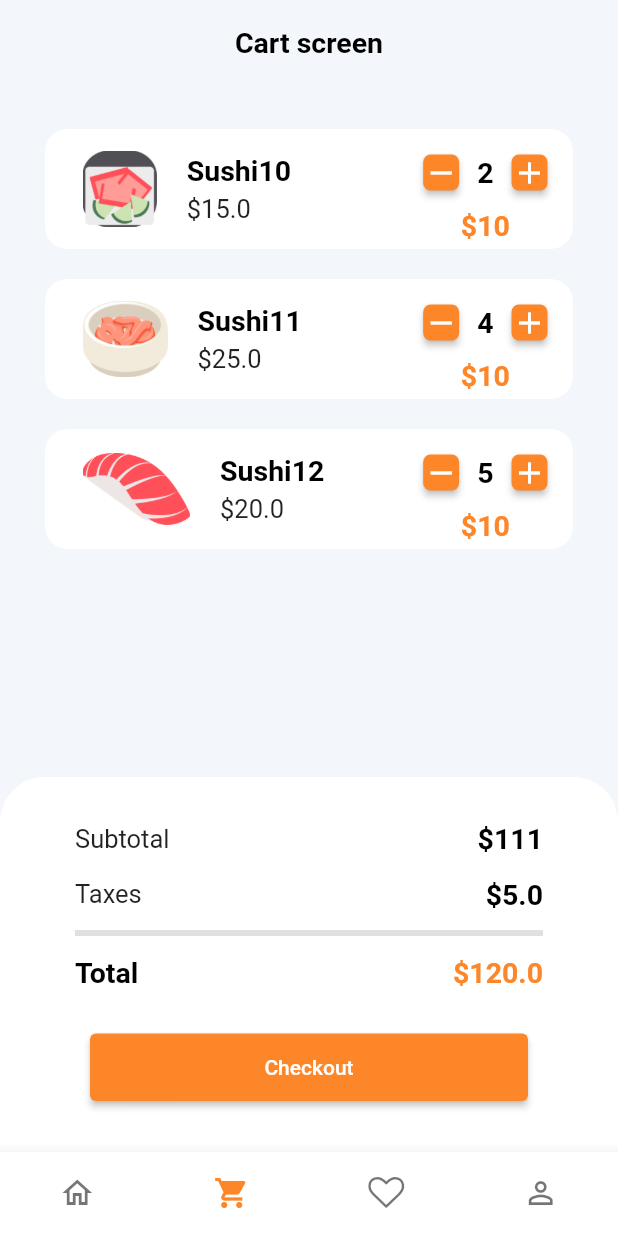
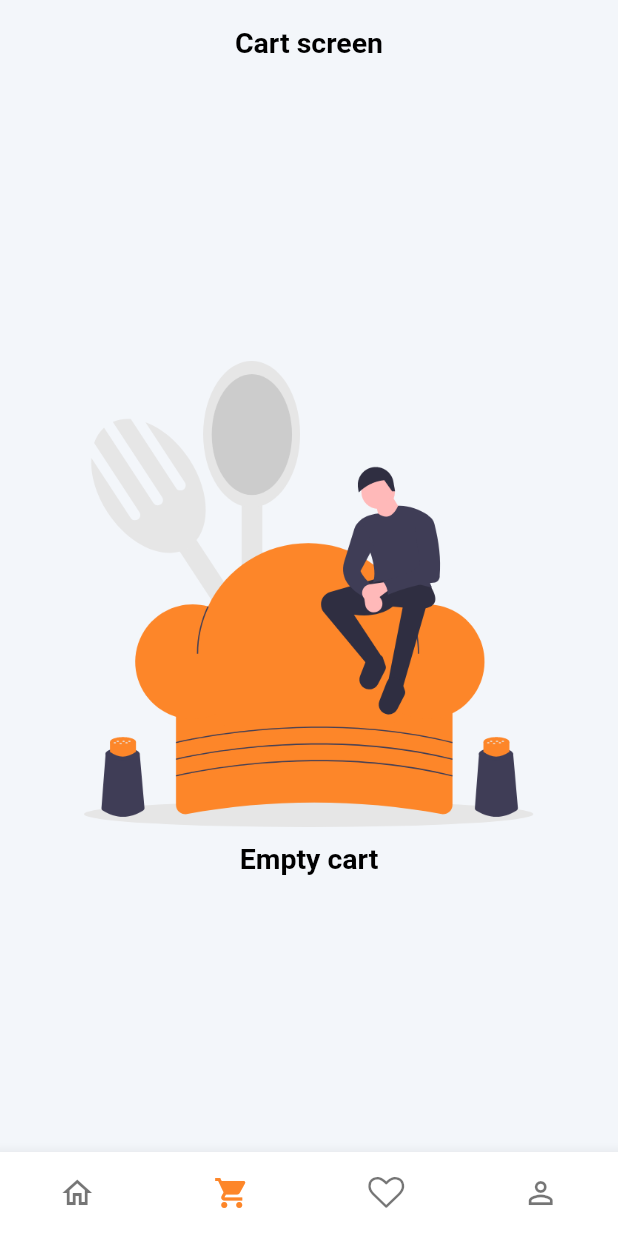
Before and after one commit to BekirovaMavile/Flutter_JapanEat, a Flutter app: the screen it shows after launch, item 2 of the bottom bar chosen, on a phone screen of 412 x 824 dp. Run offline on Flutter 3.47's test engine with Material 2 defaults, Android fonts, the phone set to English and light mode, and no system bars; our stand-ins replace badges, flutter_rating_bar, font_awesome_flutter.

Commit message:
Логика пустой корзины

```diff
--- a/lib/states/food_state.dart
+++ b/lib/states/food_state.dart
@@ -9,7 +9,7 @@ class FoodState {
   int _currentIndex = 0; //Индекс табнавигации.
   int get currentIndex => _currentIndex;
   int selectedFoodId = 0;
-
+  List<int> cartIds = [];
   final List<FoodCategory> _categories = AppData.categories;
   List<FoodCategory> get categories => _categories;
 
--- a/lib/ui/screens/cart_screen.dart
+++ b/lib/ui/screens/cart_screen.dart
@@ -4,6 +4,7 @@ import '../../data/app_data.dart';
 import '../../ui_kit/app_color.dart';
 import '../../ui_kit/app_text_style.dart';
 import '../widgets/counter_button.dart';
+import '../../states/food_state.dart';
 
 class CartScreen extends StatefulWidget {
   const CartScreen({super.key});
@@ -13,20 +14,22 @@ class CartScreen extends StatefulWidget {
 }
 
 class CartScreenState extends State<CartScreen> {
-  var cartFood = AppData.cartItems;
+  List<int> get cartIds => FoodState().cartIds;
+  final cartFood = AppData.cartItems;
+
   @override
   Widget build(BuildContext context) {
     return Scaffold(
       appBar: _appBar(context),
-      // body:  _cartListView(),
       body: EmptyWrapper(
         title: "Empty cart",
-        isEmpty: cartFood.isEmpty,
+        isEmpty: cartIds.isEmpty,
         child: _cartListView(),
       ),
-      bottomNavigationBar: cartFood.isEmpty? const SizedBox() : _bottomAppBar(),
+      bottomNavigationBar: cartIds.isEmpty ? const SizedBox() : _bottomAppBar(),
     );
   }
+
   PreferredSizeWidget _appBar(BuildContext context) {
     return AppBar(
       title: Text(
```
